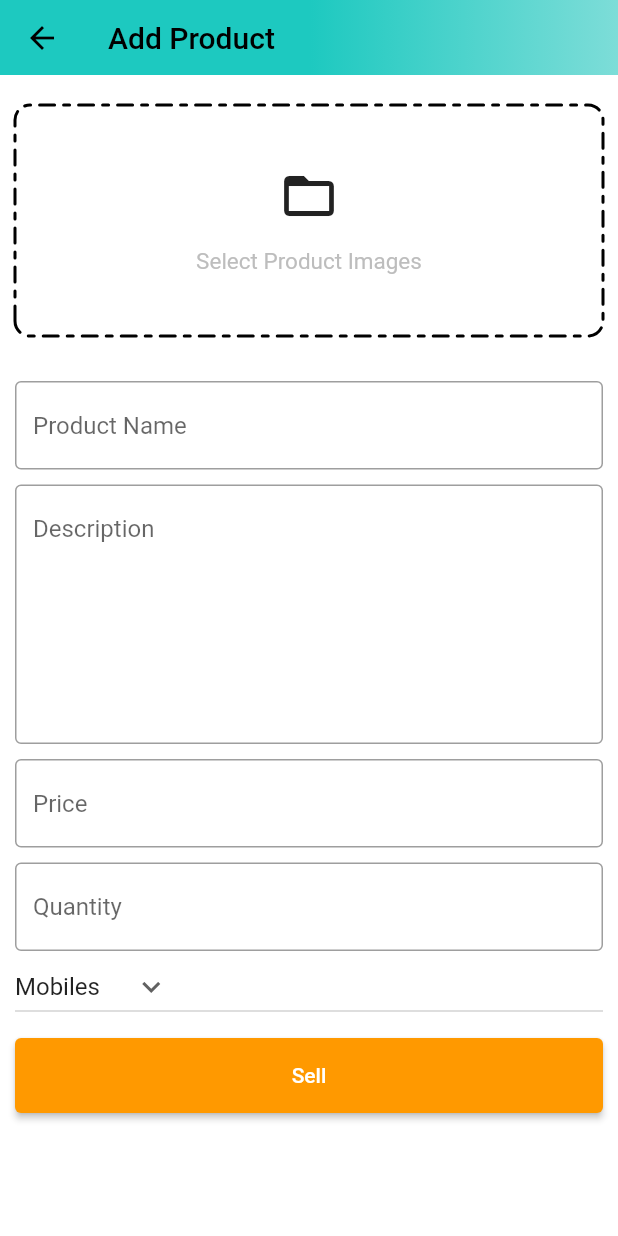
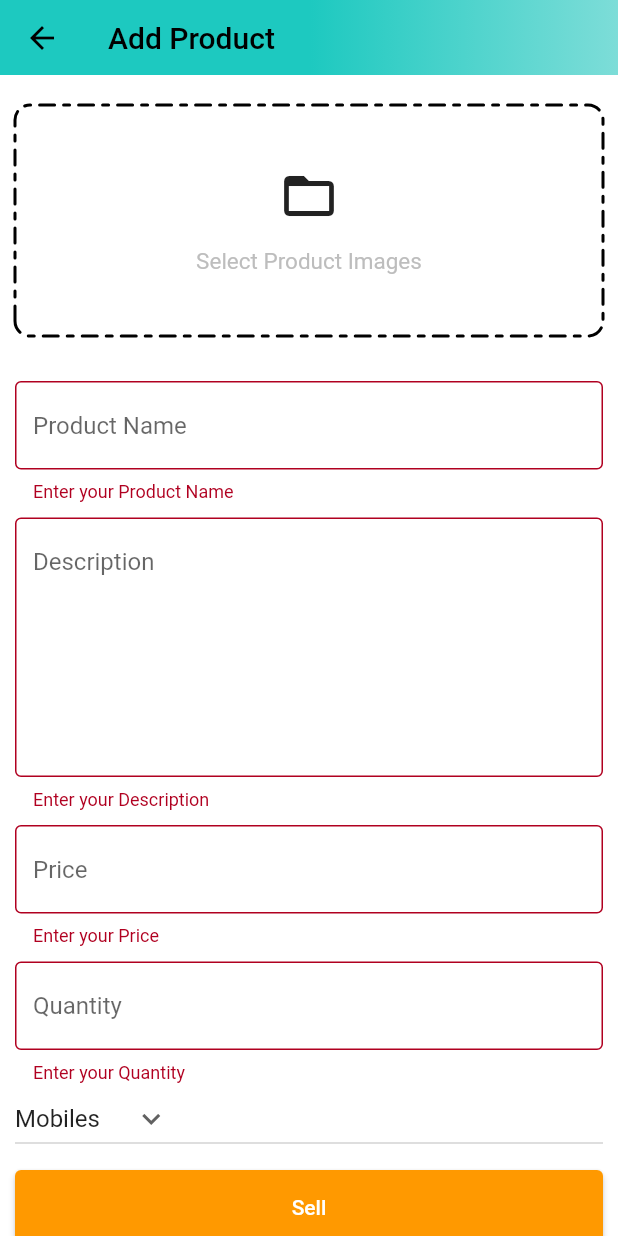
Before and after one commit to EnesAgir-7/E-Commerce, a Flutter app: the AddProductScreen screen opened by its route, after a tap on "Sell", on a phone screen of 412 x 824 dp. Run offline on Flutter 3.47's test engine with Material 2 defaults, Android fonts, the light colour scheme and no system bars; drawn by our look-alikes of dotted_border; our stand-ins replace badges, carousel_slider, file_picker, shared_preferences; missing offline and left inert: cloudinary_public; accounts and stored records are empty.

Commit message:
sell product

```diff
--- a/frontend/lib/features/admin/screens/add_product_screen.dart
+++ b/frontend/lib/features/admin/screens/add_product_screen.dart
@@ -6,6 +6,7 @@ import 'package:ea_software/common/custom_button.dart';
 import 'package:ea_software/common/custom_textfield.dart';
 import 'package:ea_software/constants/global_variables.dart';
 import 'package:ea_software/constants/utils.dart';
+import 'package:ea_software/features/admin/services/admin_services.dart';
 import 'package:flutter/material.dart';
 
 class AddProductScreen extends StatefulWidget {
@@ -17,6 +18,7 @@ class AddProductScreen extends StatefulWidget {
 }
 
 class _AddProductScreenState extends State<AddProductScreen> {
+  final AdminServices adminServices = AdminServices();
   final TextEditingController productNameController = TextEditingController();
   final TextEditingController descriptionController = TextEditingController();
   final TextEditingController priceController = TextEditingController();
@@ -24,10 +26,10 @@ class _AddProductScreenState extends State<AddProductScreen> {
 
   String category = 'Mobiles';
   List<File> images = [];
+  final _addProductFormKey = GlobalKey<FormState>();
 
   @override
   void dispose() {
-    // TODO: implement dispose
     super.dispose();
     productNameController.dispose();
     descriptionController.dispose();
@@ -43,7 +45,21 @@ class _AddProductScreenState extends State<AddProductScreen> {
     'Fashion',
   ];
 
-  void selectImage() async {
+  void sellProduct() {
+    if (_addProductFormKey.currentState!.validate() && images.isNotEmpty) {
+      adminServices.sellProduct(
+        context: context,
+        name: productNameController.text,
+        description: descriptionController.text,
+        price: double.parse(priceController.text),
+        quantity: double.parse(quantityController.text),
+        category: category,
+        images: images,
+      );
+    }
+  }
+
+  void selectImages() async {
     var res = await pickImage();
     setState(() {
       images = res;
@@ -70,6 +86,7 @@ class _AddProductScreenState extends State<AddProductScreen> {
       ),
       body: SingleChildScrollView(
         child: Form(
+          key: _addProductFormKey,
           child: Padding(
             padding: const EdgeInsets.symmetric(horizontal: 10),
             child: Column(
@@ -96,7 +113,7 @@ class _AddProductScreenState extends State<AddProductScreen> {
                         ),
                       )
                     : GestureDetector(
-                        onTap: selectImage,
+                        onTap: selectImages,
                         child: DottedBorder(
                           borderType: BorderType.RRect,
                           radius: const Radius.circular(10),
@@ -172,7 +189,7 @@ class _AddProductScreenState extends State<AddProductScreen> {
                 const SizedBox(
                   height: 10,
                 ),
-                CustomButton(onTap: () {}, text: 'Sell')
+                CustomButton(onTap: sellProduct, text: 'Sell')
               ],
             ),
           ),
--- /dev/null
+++ b/frontend/lib/features/admin/services/admin_services.dart
@@ -0,0 +1,66 @@
+import 'dart:io';
+
+import 'package:cloudinary_public/cloudinary_public.dart';
+import 'package:ea_software/constants/error_handling.dart';
+import 'package:ea_software/constants/global_variables.dart';
+import 'package:ea_software/constants/utils.dart';
+import 'package:ea_software/models/product.dart';
+import 'package:ea_software/providers/user_provider.dart';
+import 'package:flutter/material.dart';
+import 'package:http/http.dart' as http;
+import 'package:provider/provider.dart';
+
+class AdminServices {
+  void sellProduct({
+    required BuildContext context,
+    required String name,
+    required String description,
+    required double price,
+    required double quantity,
+    required String category,
+    required List<File> images,
+  }) async {
+    final userProvider = Provider.of<UserProvider>(context, listen: false);
+
+    try {
+      final cloudinary = CloudinaryPublic('denfgaxvg', 'uszbstnu');
+      List<String> imageUrls = [];
+
+      for (int i = 0; i < images.length; i++) {
+        CloudinaryResponse res = await cloudinary.uploadFile(
+          CloudinaryFile.fromFile(images[i].path, folder: name),
+        );
+        imageUrls.add(res.secureUrl);
+      }
+
+      Product product = Product(
+        name: name,
+        description: description,
+        quantity: quantity,
+        images: imageUrls,
+        category: category,
+        price: price,
+      );
+
+      http.Response res = await http.post(
+        Uri.parse('$uri/admin/add-product'),
+        headers: {
+          'Content-Type': 'application/json; charset=UTF-8',
+          'x-auth-token': userProvider.user.token,
+        },
+        body: product.toJson(),
+      );
+
+      httpErrorHandle(
+        response: res,
+        context: context,
+        onSuccess: () {
+          showSnackBar(context, 'Product Added Successfully!');
+          Navigator.pop(context);
+        },
+      );
+    } catch (e) {
+      showSnackBar(context, e.toString());
+    }
+  }
+}
--- a/frontend/lib/main.dart
+++ b/frontend/lib/main.dart
@@ -39,8 +39,8 @@ class _MyAppState extends State<MyApp> {
       onGenerateRoute: (settings) => generateRoute(settings),
       home: Provider.of<UserProvider>(context).user.token.isNotEmpty
           ? Provider.of<UserProvider>(context).user.type == 'user'
-              ? const BottomBar()
-              : AdminScreen()
+              ? BottomBar()
+              :  AdminScreen()
           : const AuthScreen(),
     );
   }
--- /dev/null
+++ b/frontend/lib/models/product.dart
@@ -0,0 +1,48 @@
+import 'dart:convert';
+
+class Product{
+  final String name;
+  final String description;
+  final double quantity;
+  final List<String> images;
+  final String category;
+  final double price;
+  final String? id;
+  Product({
+    required this.name,
+    required this.description,
+    required this.quantity,
+    required this.images,
+    required this.category,
+    required this.price,
+    this.id,
+  });
+
+  Map<String, dynamic> toMap() {
+    return {
+      'name': name,
+      'description': description,
+      'quantity': quantity,
+      'images': images,
+      'category': category,
+      'price': price,
+      'id': id,
+    };
+  }
+
+  factory Product.fromMap(Map<String, dynamic> map) {
+    return Product(
+      name: map['name'] ?? '',
+      description: map['description'] ?? '',
+      quantity: map['quantity']?.toDouble() ?? 0.0,
+      images: List<String>.from(map['images']),
+      category: map['category'] ?? '',
+      price: map['price']?.toDouble() ?? 0.0,
+      id: map['_id'],
+    );
+  }
+
+  String toJson() => json.encode(toMap());
+
+  factory Product.fromJson(String source) =>Product.fromMap(json.decode(source));
+}
--- a/frontend/pubspec.yaml
+++ b/frontend/pubspec.yaml
@@ -36,6 +36,7 @@ dependencies:
   carousel_slider: ^4.1.1
   dotted_border: ^2.0.0+2
   file_picker: ^4.6.1
+  cloudinary_public: ^0.11.1
   cupertino_icons: ^1.0.2
 
 dev_dependencies:
```
Also changed, not shown: i18nconfig.json (added, +12 -0 lines), frontend/pubspec.lock, 4 other files.
